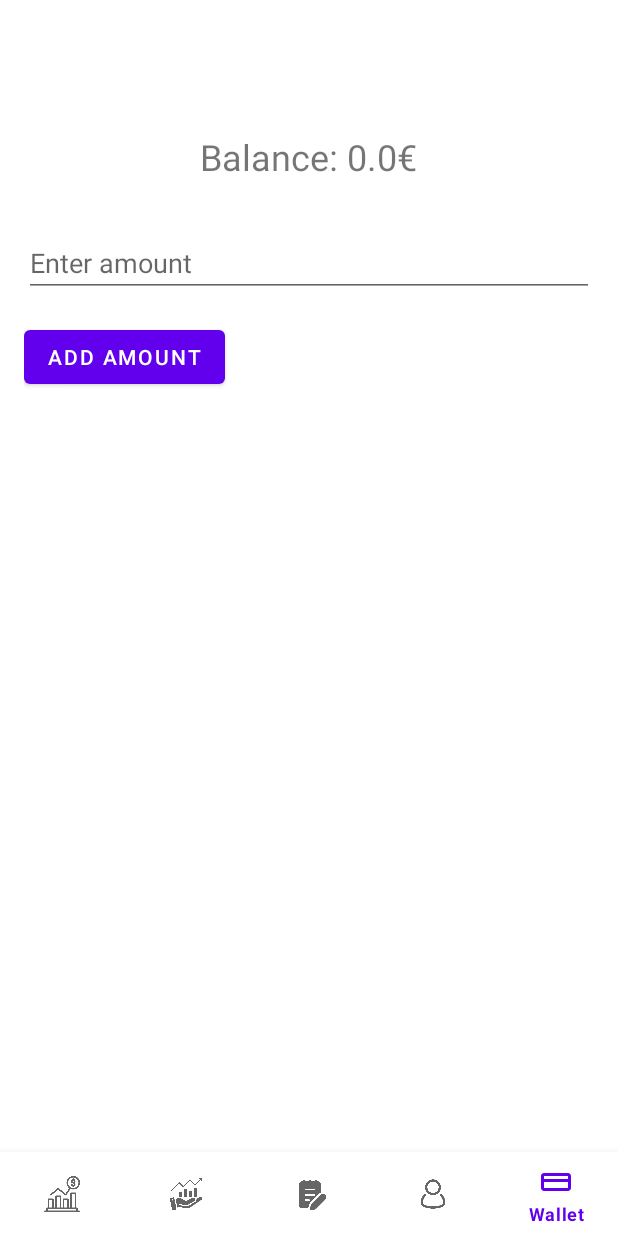
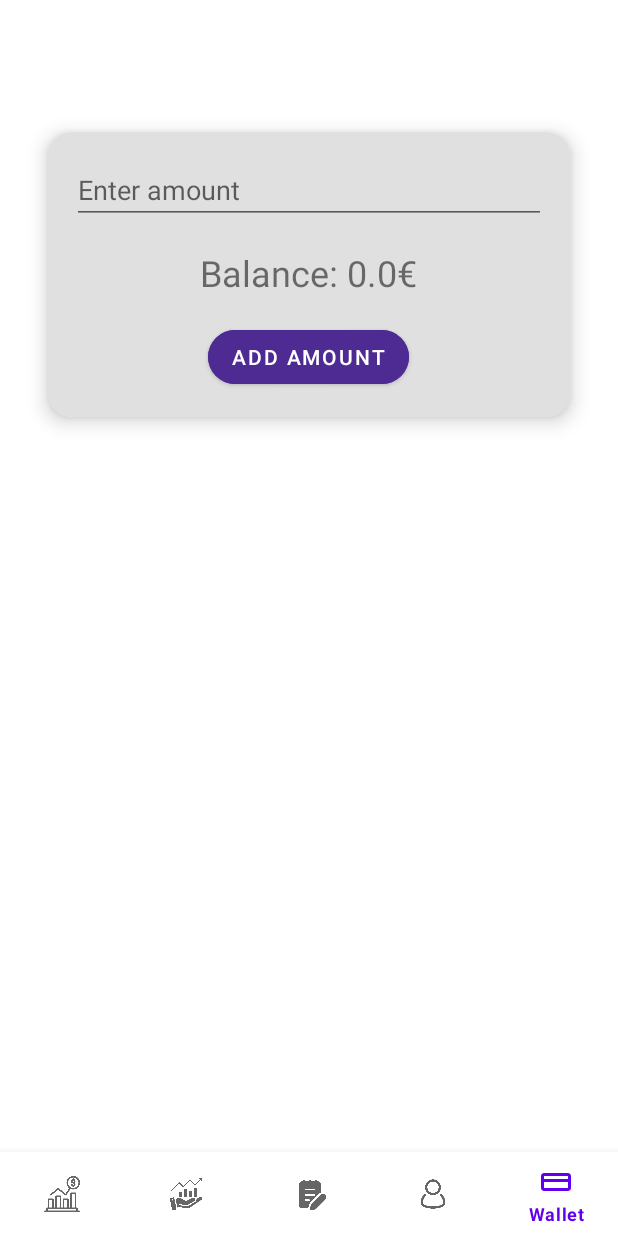
Before and after one commit to Mathias-Gh/CoinTrace, an Android app: the WalletFragment screen opened through its navigation route, on a phone screen of 412 x 824 dp. Run offline under Robolectric (Android 15) with nearby library versions, the phone set to English and light mode, and no system bars; our stand-ins replace navigation-ui; 1 statement that could not run was skipped.

Commit message:
amelioration légère du front

```diff
--- a/app/src/main/res/layout/activity_crypto_detail.xml
+++ b/app/src/main/res/layout/activity_crypto_detail.xml
@@ -62,7 +62,9 @@
         android:id="@+id/Button2"
         android:layout_width="wrap_content"
         android:layout_height="wrap_content"
+        android:backgroundTint="#4E2B92"
         android:text="Acheter"
+        app:cornerRadius="50px"
         app:layout_constraintBottom_toBottomOf="parent"
         app:layout_constraintEnd_toEndOf="parent"
         app:layout_constraintHorizontal_bias="0.467"
--- a/app/src/main/res/layout/fragment_marche.xml
+++ b/app/src/main/res/layout/fragment_marche.xml
@@ -62,7 +62,9 @@
         android:id="@+id/viewFavoritesButton"
         android:layout_width="184dp"
         android:layout_height="40dp"
+        android:backgroundTint="#4E2B92"
         android:text="Voir mes favoris"
+        app:cornerRadius="50px"
         app:layout_constraintEnd_toEndOf="parent"
         app:layout_constraintHorizontal_bias="1.0"
         app:layout_constraintStart_toStartOf="parent"
--- a/app/src/main/res/layout/fragment_wallet.xml
+++ b/app/src/main/res/layout/fragment_wallet.xml
@@ -1,31 +1,53 @@
-<?xml version="1.0" encoding="utf-8"?>
-<LinearLayout xmlns:android="http://schemas.android.com/apk/res/android"
+<androidx.constraintlayout.widget.ConstraintLayout xmlns:android="http://schemas.android.com/apk/res/android"
+    xmlns:app="http://schemas.android.com/apk/res-auto"
     android:layout_width="match_parent"
     android:layout_height="match_parent"
+    android:padding="16dp">
+
+    <androidx.cardview.widget.CardView
+        android:id="@+id/cardView"
+        android:layout_width="0dp"
+        android:layout_height="wrap_content"
+        android:layout_margin="16dp"
+        app:cardCornerRadius="16dp"
+        app:cardElevation="8dp"
+        app:layout_constraintEnd_toEndOf="parent"
+        app:layout_constraintStart_toStartOf="parent"
+        app:layout_constraintTop_toTopOf="parent">
+
+        <LinearLayout
+            android:layout_width="match_parent"
+            android:layout_height="wrap_content"
+            android:background="#E0E0E0"
+            android:gravity="center"
             android:orientation="vertical"
             android:padding="16dp">
-
-    <TextView
-        android:id="@+id/balanceTextView"
-        android:layout_width="wrap_content"
-        android:layout_height="wrap_content"
-        android:text="Balance: 0.0€"
-        android:textSize="24sp"
-        android:layout_gravity="center_horizontal"
-        android:padding="16dp"/>
 
             <EditText
                 android:id="@+id/amountEditText"
                 android:layout_width="match_parent"
                 android:layout_height="wrap_content"
                 android:hint="Enter amount"
-        android:inputType="numberDecimal"
-        android:layout_marginTop="16dp" />
+                android:inputType="numberDecimal" />
+
+            <TextView
+                android:id="@+id/balanceTextView"
+                android:layout_width="wrap_content"
+                android:layout_height="wrap_content"
+                android:layout_gravity="center_horizontal"
+                android:layout_marginTop="16dp"
+                android:text="Balance: 0.0€"
+                android:textSize="24sp" />
 
             <Button
                 android:id="@+id/addButton"
                 android:layout_width="wrap_content"
                 android:layout_height="wrap_content"
+                android:layout_marginTop="16dp"
+                android:backgroundTint="#4E2B92"
                 android:text="Add Amount"
-        android:layout_marginTop="16dp" />
+                app:cornerRadius="50px" />
         </LinearLayout>
+    </androidx.cardview.widget.CardView>
+
+</androidx.constraintlayout.widget.ConstraintLayout>
```
Lines whose indentation alone changed are shown as unchanged.
